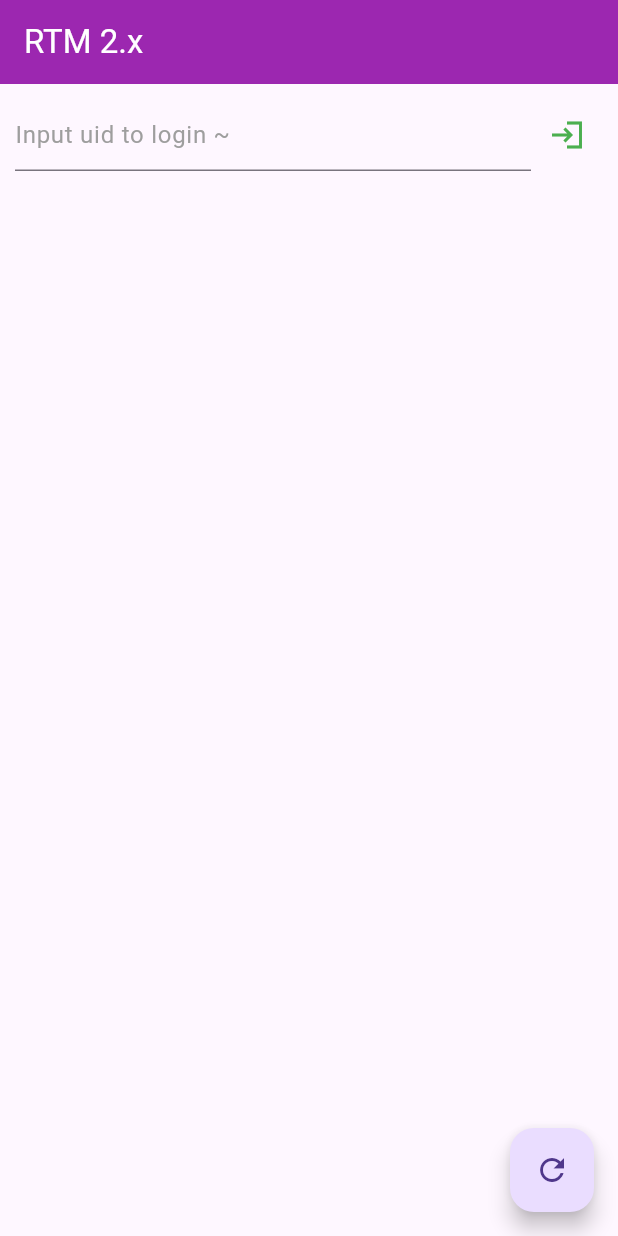
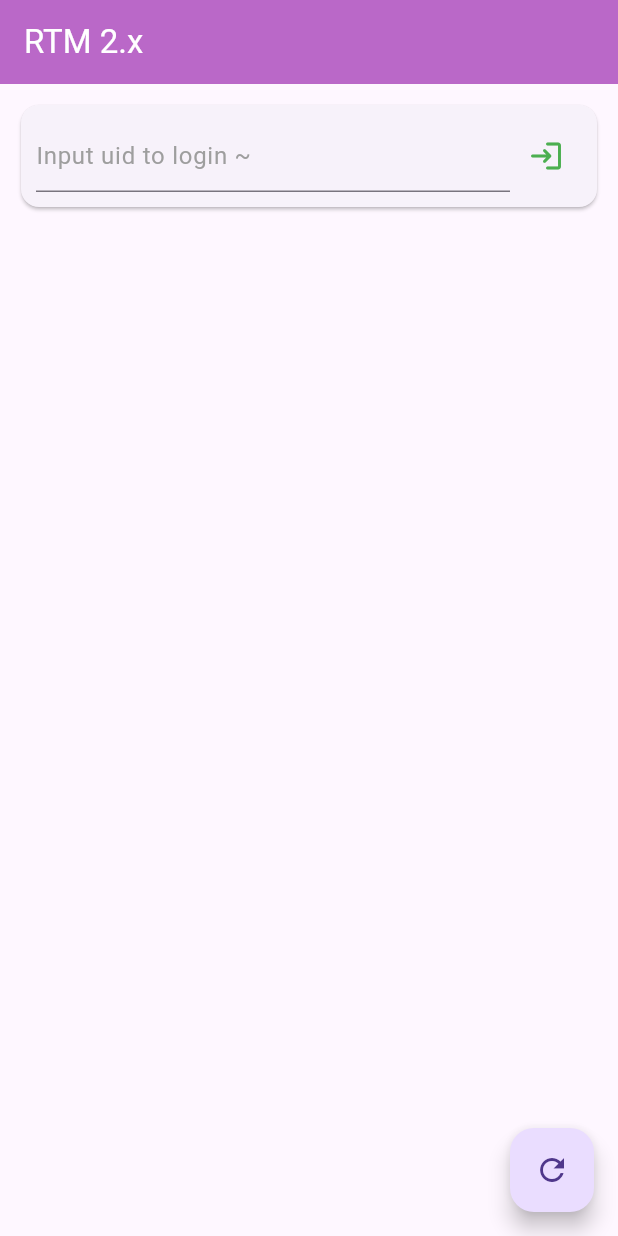
Before and after one commit to JamieLiu67/Agora-Flutter-RTM2-Demo, a Flutter app: the screen it shows after launch, on a phone screen of 412 x 824 dp. Run offline on Flutter 3.47's test engine with Material 3 defaults, Android fonts, the phone set to English and light mode, and no system bars; missing offline and left inert: agora_rtm.

Commit message:
update some UI

```diff
--- a/lib/main.dart
+++ b/lib/main.dart
@@ -13,7 +13,7 @@ class MyApp extends StatefulWidget {
 
 class MyAppState extends State<MyApp> {
   bool _isLogin = false;
-  bool _isListenChannel = false;
+  bool _isSubscribeChannel = false;
 
   final _userNameController = TextEditingController();
   final _channelNameController = TextEditingController();
@@ -45,7 +45,7 @@ class MyAppState extends State<MyApp> {
       home: Scaffold(
           appBar: AppBar(
             title: const Text('RTM 2.x'),
-            backgroundColor: Colors.purple,
+            backgroundColor: Colors.purple[300],
             foregroundColor: Colors.white,
           ),
           body: Container(
@@ -54,12 +54,13 @@ class MyAppState extends State<MyApp> {
               children: [
                 _buildInitAndLogin(),
                 _buildSubscribeChannel(),
-                _buildSendChannelMessage(),
+                _buildPublishChannelMessage(),
                 _buildInfoList(),
               ],
             ),
           ),
           floatingActionButton: FloatingActionButton(
+            tooltip: 'Refresh',
             onPressed: () {
               _refreshLogs();
             },
@@ -69,7 +70,10 @@ class MyAppState extends State<MyApp> {
   }
 
   Widget _buildInitAndLogin() {
-    return Row(children: <Widget>[
+    return Card(
+      child: Padding(
+        padding: const EdgeInsets.all(10.0),
+        child: Row(children: <Widget>[
           _isLogin
               ? Expanded(
                   child: Text(
@@ -83,21 +87,28 @@ class MyAppState extends State<MyApp> {
                           hintStyle: TextStyle(color: Colors.grey))),
                 ),
           IconButton(
+            tooltip: 'Login',
             icon: Icon(
-          _isLogin ? Icons.logout_outlined : Icons.login_sharp,
-          color: _isLogin ? Colors.red : Colors.green, // 根据_isLogin设置颜色
+              _isLogin ? Icons.logout_rounded : Icons.login_rounded,
+              color: _isLogin ? Colors.red : Colors.green,
             ),
-        onPressed: (_isLogin ? _toggleLogout : _toggleInitandLogin),
+            onPressed:
+                (_isLogin ? _toggleLogoutAndRelease : _toggleInitandLogin),
           )
-    ]);
+        ]),
+      ),
+    );
   }
 
   Widget _buildSubscribeChannel() {
     if (!_isLogin) {
       return Container();
     }
-    return Row(children: <Widget>[
-      !_isListenChannel
+    return Card(
+      child: Padding(
+        padding: const EdgeInsets.all(10.0),
+        child: Row(children: <Widget>[
+          !_isSubscribeChannel
               ? Expanded(
                   child: TextField(
                       controller: _channelNameController,
@@ -109,21 +120,28 @@ class MyAppState extends State<MyApp> {
                   'Channel: $channelName',
                 )),
           IconButton(
-        onPressed: _isListenChannel
+            tooltip: 'Subscrbie',
+            onPressed: _isSubscribeChannel
                 ? _togglelUnsubscribeChannel
                 : _togglelSubscribeChannel,
-        icon: Icon(_isListenChannel
-            ? Icons.group_off_outlined
-            : Icons.group_add_outlined),
+            icon: Icon(
+              _isSubscribeChannel ? Icons.remove_circle : Icons.add_alert,
+              color: _isSubscribeChannel ? Colors.red : Colors.green,
+            ),
           )
-    ]);
+        ]),
+      ),
+    );
   }
 
-  Widget _buildSendChannelMessage() {
-    if (!_isLogin || !_isListenChannel) {
+  Widget _buildPublishChannelMessage() {
+    if (!_isLogin || !_isSubscribeChannel) {
       return Container();
     }
-    return Row(children: <Widget>[
+    return Card(
+      child: Padding(
+        padding: const EdgeInsets.all(10.0),
+        child: Row(children: <Widget>[
           Expanded(
               child: TextField(
                   controller: _channelMessageController,
@@ -131,10 +149,16 @@ class MyAppState extends State<MyApp> {
                       hintText: 'Input channel message',
                       hintStyle: TextStyle(color: Colors.grey)))),
           IconButton(
-        onPressed: _sendChannelMessage,
-        icon: const Icon(Icons.send),
+            tooltip: 'Publish',
+            onPressed: _publishChannelMessage,
+            icon: const Icon(
+              Icons.send,
+              color: Colors.blue,
+            ),
           )
-    ]);
+        ]),
+      ),
+    );
   }
 
   Widget _buildInfoList() {
@@ -142,10 +166,10 @@ class MyAppState extends State<MyApp> {
       child: ListView.builder(
         itemBuilder: (context, i) {
           return Container(
-            margin: const EdgeInsets.symmetric(vertical: 5.0), // 设置上下间距
+            margin: const EdgeInsets.symmetric(vertical: 5.0),
             decoration: BoxDecoration(
-              border: Border.all(color: Colors.blue, width: 2.0), // 设置边框颜色和宽度
-              borderRadius: BorderRadius.circular(8.0), // 可选：设置圆角
+              border: Border.all(color: Colors.blue, width: 2.0),
+              borderRadius: BorderRadius.circular(8.0),
             ),
             child: ListTile(
               contentPadding: const EdgeInsets.all(5.0),
@@ -214,7 +238,7 @@ class MyAppState extends State<MyApp> {
   }
 //----------------------------------------------------------------
 
-  void _toggleLogout() async {
+  void _toggleLogoutAndRelease() async {
     var (status, response) = await rtmClient.logout();
     var releaseStatus = await rtmClient.release();
 
@@ -222,19 +246,20 @@ class MyAppState extends State<MyApp> {
       _log(status.reason);
       _log(
           '${status.operation} failed due to ${status.reason}, error code: ${status.errorCode}, response: $response');
+      _log(
+          '${releaseStatus.operation} failed due to ${releaseStatus.reason}, error code: ${releaseStatus.errorCode}');
     } else {
       _log('Logout success!');
       _log('Release success!');
       setState(() {
         _isLogin = false;
-        _isListenChannel = false;
+        _isSubscribeChannel = false;
       });
     }
   }
 
   void _togglelSubscribeChannel() async {
     try {
-      // subscribe channel
       channelName = _channelNameController.text;
       var (status, response) = await rtmClient.subscribe(channelName);
       if (status.error == true) {
@@ -244,7 +269,7 @@ class MyAppState extends State<MyApp> {
         _log('subscribe channel: $channelName success!');
         _channelNameController.clear();
         setState(() {
-          _isListenChannel = true;
+          _isSubscribeChannel = true;
         });
       }
     } catch (e) {
@@ -261,7 +286,7 @@ class MyAppState extends State<MyApp> {
       } else {
         _log('Unsubscribe channel: $channelName success!');
         setState(() {
-          _isListenChannel = false;
+          _isSubscribeChannel = false;
         });
       }
     } catch (e) {
@@ -269,7 +294,7 @@ class MyAppState extends State<MyApp> {
     }
   }
 
-  void _sendChannelMessage() async {
+  void _publishChannelMessage() async {
     try {
       var (status, response) = await rtmClient.publish(
         channelName,
```
Also changed, not shown: 2 other files. Lines whose indentation alone changed are shown as unchanged.
